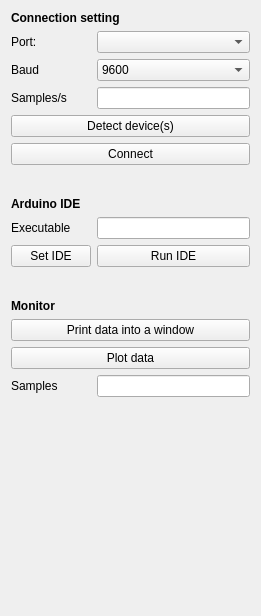
Lazarius2160/Internship_M1, file Tangible_interface_arduino/tangible_interface_arduinoConnect/Resources/UI/tangible_interface_arduinoConnect.ui: the form before one commit.
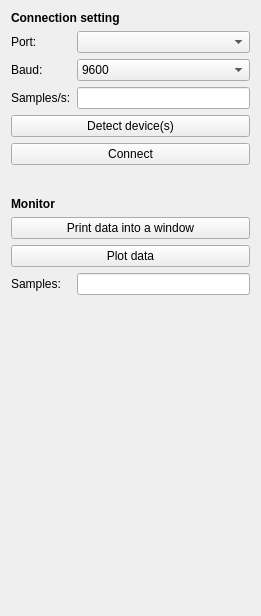
The form after the commit.

Commit message:
CODE_ARDU: cleaner interface
/

```diff
--- a/Tangible_interface_arduino/tangible_interface_arduinoConnect/Resources/UI/tangible_interface_arduinoConnect.ui
+++ b/Tangible_interface_arduino/tangible_interface_arduinoConnect/Resources/UI/tangible_interface_arduinoConnect.ui
@@ -11,19 +11,6 @@
    </rect>
   </property>
   <layout class="QFormLayout" name="formLayout">
-   <item row="0" column="0" colspan="2">
-    <widget class="QLabel" name="connectionLabel">
-     <property name="font">
-      <font>
-       <weight>75</weight>
-       <bold>true</bold>
-      </font>
-     </property>
-     <property name="text">
-      <string>Connection setting</string>
-     </property>
-    </widget>
-   </item>
    <item row="1" column="0">
     <widget class="QLabel" name="portLabel">
      <property name="text">
@@ -37,7 +24,7 @@
    <item row="2" column="0">
     <widget class="QLabel" name="baudLabel">
      <property name="text">
-      <string>Baud</string>
+						<string>Baud:</string>
      </property>
     </widget>
    </item>
@@ -55,20 +42,6 @@
      </item>
     </widget>
    </item>
-   <item row="3" column="0">
-    <widget class="QLabel" name="labelSamplesPerSecond">
-     <property name="text">
-      <string>Samples/s</string>
-     </property>
-    </widget>
-   </item>
-   <item row="3" column="1">
-    <widget class="QLineEdit" name="samplesPerSecondText">
-     <property name="alignment">
-      <set>Qt::AlignRight|Qt::AlignTrailing|Qt::AlignVCenter</set>
-     </property>
-    </widget>
-   </item>
    <item row="6" column="0" colspan="2">
     <widget class="QPushButton" name="detectDevice">
      <property name="toolTip">
@@ -104,21 +77,8 @@
      </property>
     </widget>
    </item>
-   <item row="8" column="0" colspan="2">
-    <spacer name="horizontalSpacer">
-     <property name="orientation">
-      <enum>Qt::Horizontal</enum>
-     </property>
-     <property name="sizeHint" stdset="0">
-      <size>
-       <width>40</width>
-       <height>20</height>
-      </size>
-     </property>
-    </spacer>
-   </item>
-   <item row="9" column="0" colspan="2">
-    <widget class="QLabel" name="IDELabel">
+			<item row="0" column="0" colspan="2">
+				<widget class="QLabel" name="connectionLabel">
      <property name="font">
       <font>
        <weight>75</weight>
@@ -126,52 +86,11 @@
       </font>
      </property>
      <property name="text">
-      <string>Arduino IDE</string>
+						<string>Connection setting</string>
      </property>
     </widget>
    </item>
-   <item row="10" column="0">
-    <widget class="QLabel" name="IDEExeLabel">
-     <property name="text">
-      <string>Executable</string>
-     </property>
-    </widget>
-   </item>
-   <item row="10" column="1">
-    <widget class="QLineEdit" name="IDEPathText">
-     <property name="readOnly">
-      <bool>true</bool>
-     </property>
-    </widget>
-   </item>
-   <item row="13" column="0">
-    <widget class="QPushButton" name="setIDEButton">
-     <property name="text">
-      <string>Set IDE</string>
-     </property>
-    </widget>
-   </item>
-   <item row="13" column="1">
-    <widget class="QPushButton" name="runIDEButton">
-     <property name="text">
-      <string>Run IDE</string>
-     </property>
-    </widget>
-   </item>
-   <item row="14" column="0" colspan="2">
-    <spacer name="horizontalSpacer2">
-     <property name="orientation">
-      <enum>Qt::Horizontal</enum>
-     </property>
-     <property name="sizeHint" stdset="0">
-      <size>
-       <width>40</width>
-       <height>20</height>
-      </size>
-     </property>
-    </spacer>
-   </item>
-   <item row="18" column="0">
+			<item row="20" column="0">
     <widget class="QLabel" name="label">
      <property name="font">
       <font>
@@ -184,14 +103,14 @@
      </property>
     </widget>
    </item>
-   <item row="19" column="0" colspan="2">
+			<item row="21" column="0" colspan="2">
     <widget class="QPushButton" name="monitorButton">
      <property name="text">
       <string>Print data into a window</string>
      </property>
     </widget>
    </item>
-   <item row="20" column="0" colspan="2">
+			<item row="22" column="0" colspan="2">
     <widget class="QPushButton" name="plotterButton">
      <property name="text">
       <string>Plot data</string>
@@ -201,14 +120,14 @@
      </property>
     </widget>
    </item>
-   <item row="21" column="0">
+			<item row="23" column="0">
     <widget class="QLabel" name="labelSamples">
      <property name="text">
-      <string>Samples</string>
+						<string>Samples:</string>
      </property>
     </widget>
    </item>
-   <item row="21" column="1">
+			<item row="23" column="1">
     <widget class="QLineEdit" name="samplesToPlotText">
      <property name="layoutDirection">
       <enum>Qt::LeftToRight</enum>
@@ -221,6 +140,33 @@
      </property>
     </widget>
    </item>
+			<item row="3" column="0">
+				<widget class="QLabel" name="labelSamplesPerSecond">
+					<property name="text">
+						<string>Samples/s:</string>
+					</property>
+				</widget>
+			</item>
+			<item row="3" column="1">
+				<widget class="QLineEdit" name="samplesPerSecondText">
+					<property name="alignment">
+						<set>Qt::AlignRight|Qt::AlignTrailing|Qt::AlignVCenter</set>
+					</property>
+				</widget>
+			</item>
+			<item row="18" column="0" colspan="2">
+				<spacer name="horizontalSpacer_2">
+					<property name="orientation">
+						<enum>Qt::Horizontal</enum>
+					</property>
+					<property name="sizeHint" stdset="0">
+						<size>
+							<width>40</width>
+							<height>20</height>
+						</size>
+					</property>
+				</spacer>
+			</item>
   </layout>
  </widget>
  <resources/>
```
Left out of the diff: 2 changed lines with no effect on the pictures. Lines whose indentation alone changed are shown as unchanged.
